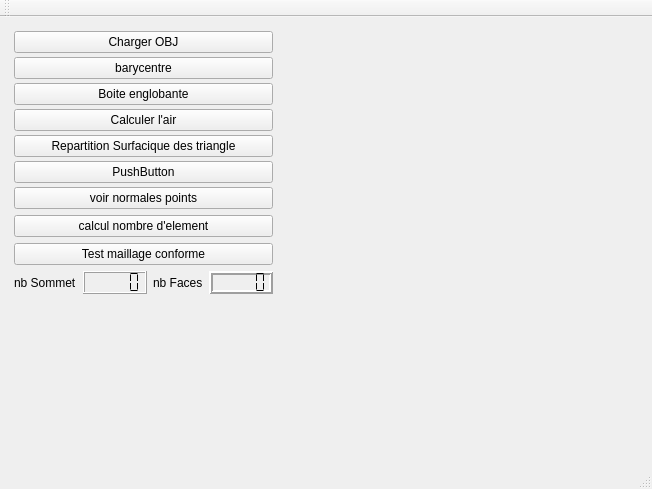
Old version of the form starterLight/mainwindow.ui in the repository Arnaud04/Programmation_Graphique_S3.
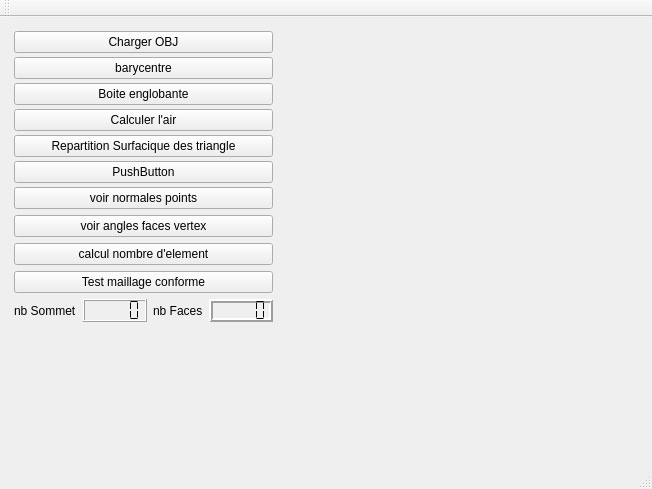
New version of the form. Custom widgets are drawn as their Qt base class.

Commit message:
Calc_angle
Il reste un pb avec quelques valeur innexistantes

```diff
--- a/starterLight/mainwindow.ui
+++ b/starterLight/mainwindow.ui
@@ -102,6 +102,13 @@
            </property>
           </widget>
          </item>
+         <item>
+          <widget class="QPushButton" name="pushButton_fv_angle">
+           <property name="text">
+            <string>voir angles faces vertex</string>
+           </property>
+          </widget>
+         </item>
          <item>
           <widget class="QPushButton" name="getInformation">
            <property name="text">
```
The commit also changes 3 other files.
